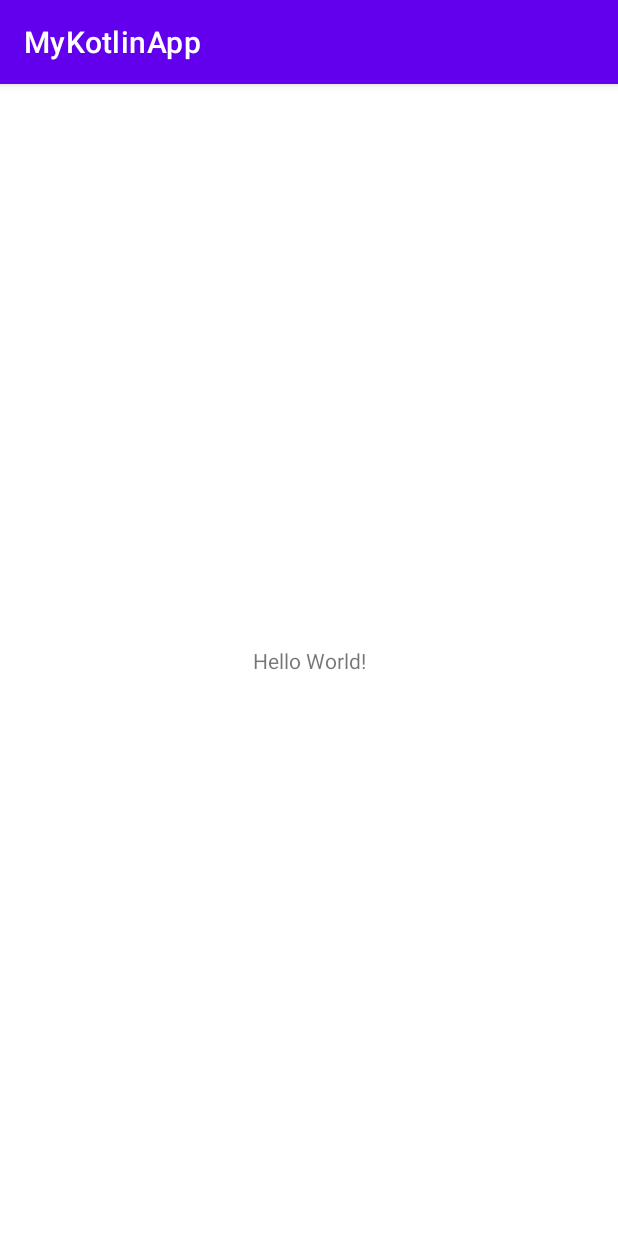
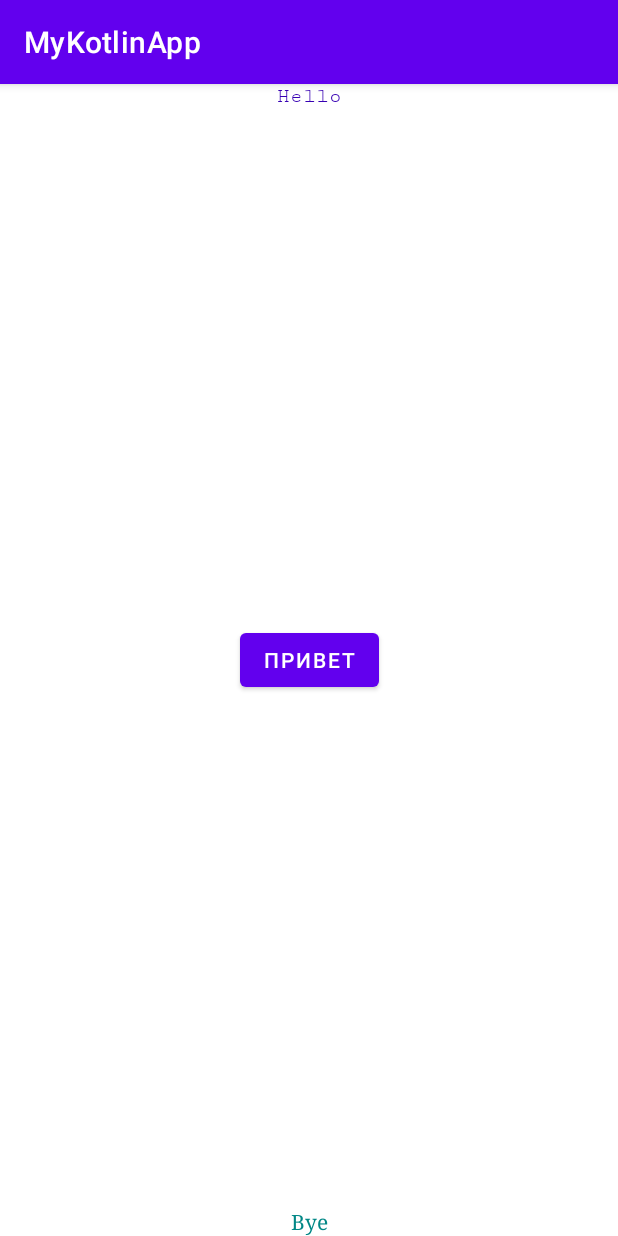
Before and after one commit to talyrus/android-tomsk, an Android app: the screen it shows after launch (MainActivity), on a phone screen of 412 x 824 dp. Run offline under Robolectric (Android 15) with nearby library versions, the phone set to English and light mode, and no system bars.

Commit message:
CPC 3 Верстка

```diff
--- a/app/src/main/java/study/talyrus/myapp/MainActivity.kt
+++ b/app/src/main/java/study/talyrus/myapp/MainActivity.kt
@@ -8,4 +8,11 @@ class MainActivity : AppCompatActivity() {
         super.onCreate(savedInstanceState)
         setContentView(R.layout.activity_main)
     }
+
+    fun main() {
+        val one:String="1"
+        one.toInt()
+        print("!!!!!!!!!! " + 1+1)
+
+    }
 }
--- a/app/src/main/res/layout/activity_main.xml
+++ b/app/src/main/res/layout/activity_main.xml
@@ -1,18 +1,43 @@
 <?xml version="1.0" encoding="utf-8"?>
+
 <androidx.constraintlayout.widget.ConstraintLayout xmlns:android="http://schemas.android.com/apk/res/android"
     xmlns:app="http://schemas.android.com/apk/res-auto"
     xmlns:tools="http://schemas.android.com/tools"
     android:layout_width="match_parent"
     android:layout_height="match_parent"
-    tools:context=".MainActivity">
+    android:orientation="vertical">
+
+<!--    CPC 3-->
+    <TextView
+        android:text="@string/hello"
+        android:fontFamily="serif-monospace"
+        android:textColor="@color/purple_700"
+        app:layout_constraintStart_toStartOf="parent"
+        app:layout_constraintEnd_toEndOf="parent"
+        android:layout_width="wrap_content"
+        android:layout_height="wrap_content"
+        tools:ignore="MissingConstraints">
+    </TextView>
+
+    <Button
+        android:text="@string/button"
+        app:layout_constraintStart_toStartOf="parent"
+        app:layout_constraintEnd_toEndOf="parent"
+        app:layout_constraintTop_toTopOf="parent"
+        app:layout_constraintBottom_toBottomOf="parent"
+        android:layout_width="wrap_content"
+        android:layout_height="wrap_content">
+    </Button>
 
     <TextView
+        android:text="@string/bye"
+        android:fontFamily="serif"
+        android:textColor="@color/teal_700"
+        app:layout_constraintStart_toStartOf="parent"
+        app:layout_constraintEnd_toEndOf="parent"
+        app:layout_constraintBottom_toBottomOf="parent"
         android:layout_width="wrap_content"
         android:layout_height="wrap_content"
-        android:text="Hello World!"
-        app:layout_constraintBottom_toBottomOf="parent"
-        app:layout_constraintLeft_toLeftOf="parent"
-        app:layout_constraintRight_toRightOf="parent"
-        app:layout_constraintTop_toTopOf="parent" />
-
+        tools:ignore="MissingConstraints">
+    </TextView>
 </androidx.constraintlayout.widget.ConstraintLayout>
--- a/app/src/main/res/values/strings.xml
+++ b/app/src/main/res/values/strings.xml
@@ -1,3 +1,6 @@
 <resources>
     <string name="app_name">MyKotlinApp</string>
+    <string name="button">Привет</string>
+    <string name="hello">Hello</string>
+    <string name="bye">Bye</string>
 </resources>
```
